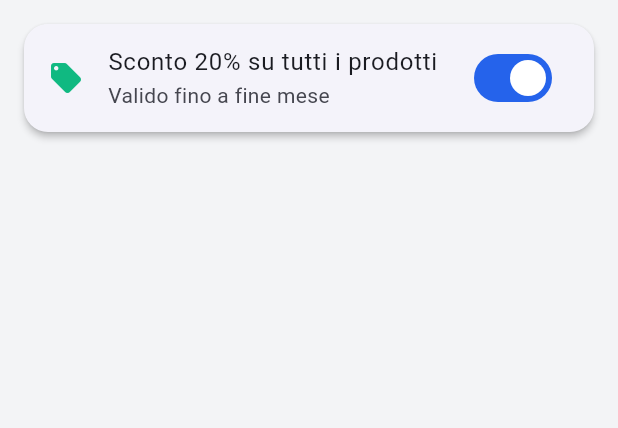
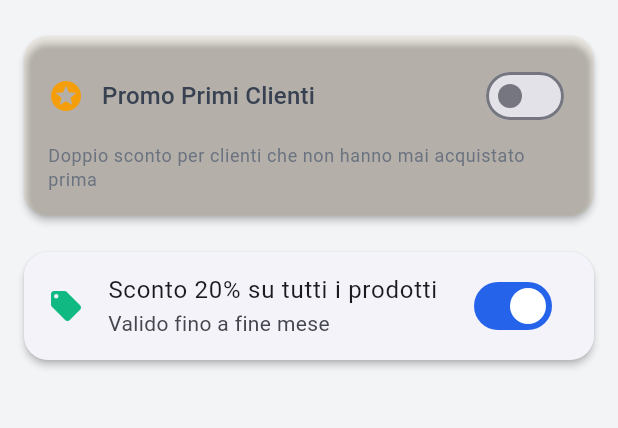
Before and after one commit to DevWisdom08/rapresentante-commercianti, a Flutter app: the PromozioniScreen screen opened directly, on a phone screen of 412 x 824 dp, the part 84-512 px from its top. Run offline on Flutter 3.47's test engine with Material 3 defaults, Android fonts, the phone set to English and light mode, and no system bars; our stand-ins replace flutter_secure_storage, qr_flutter; missing offline and left inert: mobile_scanner; accounts and stored records are empty.

Commit message:
feat: punto 4 - added first customer double discount promotion configurable by esercente

```diff
--- a/frontend/lib/screens/esercente/promozioni_screen.dart
+++ b/frontend/lib/screens/esercente/promozioni_screen.dart
@@ -10,6 +10,9 @@ class PromozioniScreen extends StatefulWidget {
 }
 
 class _PromozioniScreenState extends State<PromozioniScreen> {
+  bool _promoPrimiClientiAttiva = false;
+  int _promoPrimiClientiPercentuale = 50; // Doppio dello sconto normale
+
   final List<Map<String, dynamic>> _promozioni = [
     {
       'titolo': 'Sconto 20% su tutti i prodotti',
@@ -47,28 +50,112 @@ class _PromozioniScreenState extends State<PromozioniScreen> {
           ),
         ],
       ),
-      body: _promozioni.isEmpty
-          ? Center(
+      body: ListView(
+        padding: const EdgeInsets.all(AppTheme.spacingM),
+        children: [
+          // Promo Primi Clienti (SPECIALE)
+          Card(
+            color: AppTheme.warning.withOpacity(0.05),
+            child: Padding(
+              padding: const EdgeInsets.all(AppTheme.spacingM),
               child: Column(
-                mainAxisAlignment: MainAxisAlignment.center,
+                crossAxisAlignment: CrossAxisAlignment.start,
                 children: [
-                  Icon(Icons.local_offer, size: 64, color: AppTheme.grigio300),
+                  Row(
+                    children: [
+                      Icon(Icons.stars, color: AppTheme.warning),
+                      const SizedBox(width: 12),
+                      Expanded(
+                        child: Text(
+                          'Promo Primi Clienti',
+                          style: Theme.of(context).textTheme.titleMedium,
+                        ),
+                      ),
+                      Switch(
+                        value: _promoPrimiClientiAttiva,
+                        onChanged: (value) {
+                          setState(() => _promoPrimiClientiAttiva = value);
+                        },
+                      ),
+                    ],
+                  ),
+                  const SizedBox(height: 8),
+                  Text(
+                    'Doppio sconto per clienti che non hanno mai acquistato prima',
+                    style: Theme.of(context).textTheme.bodySmall,
+                  ),
+                  if (_promoPrimiClientiAttiva) ...[
+                    const SizedBox(height: 12),
+                    Row(
+                      children: [
+                        const Text('Percentuale sconto:'),
+                        const Spacer(),
+                        Container(
+                          padding: const EdgeInsets.symmetric(horizontal: 16, vertical: 8),
+                          decoration: BoxDecoration(
+                            color: AppTheme.warning.withOpacity(0.2),
+                            borderRadius: BorderRadius.circular(20),
+                          ),
+                          child: Row(
+                            children: [
+                              IconButton(
+                                icon: const Icon(Icons.remove, size: 16),
+                                onPressed: () {
+                                  if (_promoPrimiClientiPercentuale > 10) {
+                                    setState(() => _promoPrimiClientiPercentuale -= 10);
+                                  }
+                                },
+                                padding: EdgeInsets.zero,
+                                constraints: const BoxConstraints(),
+                              ),
+                              Padding(
+                                padding: const EdgeInsets.symmetric(horizontal: 12),
+                                child: Text(
+                                  '$_promoPrimiClientiPercentuale%',
+                                  style: const TextStyle(
+                                    fontWeight: FontWeight.bold,
+                                    fontSize: 18,
+                                  ),
+                                ),
+                              ),
+                              IconButton(
+                                icon: const Icon(Icons.add, size: 16),
+                                onPressed: () {
+                                  if (_promoPrimiClientiPercentuale < 100) {
+                                    setState(() => _promoPrimiClientiPercentuale += 10);
+                                  }
+                                },
+                                padding: EdgeInsets.zero,
+                                constraints: const BoxConstraints(),
+                              ),
+                            ],
+                          ),
+                        ),
+                      ],
+                    ),
+                  ],
+                ],
+              ),
+            ),
+          ),
           const SizedBox(height: AppTheme.spacingM),
-                  const Text('Nessuna promozione attiva'),
-                  const SizedBox(height: AppTheme.spacingM),
-                  ElevatedButton.icon(
+
+          // Altre promozioni
+          if (_promozioni.isEmpty)
+            Center(
+                child: Padding(
+                  padding: const EdgeInsets.all(AppTheme.spacingL),
+                  child: ElevatedButton.icon(
                     onPressed: _aggiungiPromozione,
                     icon: const Icon(Icons.add),
                     label: const Text('Crea Promozione'),
                   ),
-                ],
                 ),
               )
-          : ListView.builder(
-              padding: const EdgeInsets.all(AppTheme.spacingM),
-              itemCount: _promozioni.length,
-              itemBuilder: (context, index) {
-                final promo = _promozioni[index];
+          else
+            ..._promozioni.asMap().entries.map((entry) {
+              final index = entry.key;
+              final promo = entry.value;
               return Card(
                 margin: const EdgeInsets.only(bottom: AppTheme.spacingM),
                 child: ListTile(
@@ -88,7 +175,8 @@ class _PromozioniScreenState extends State<PromozioniScreen> {
                   ),
                 ),
               );
-              },
+            }),
+        ],
       ),
     );
   }
```
Lines whose indentation alone changed are shown as unchanged.
